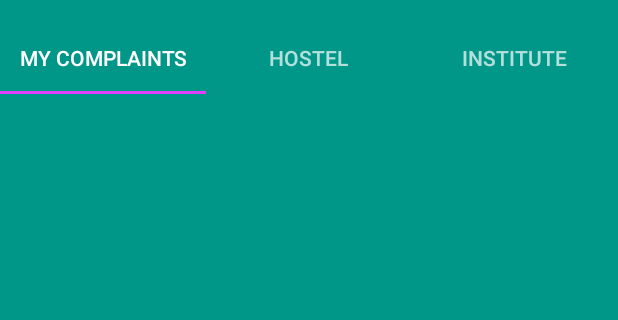
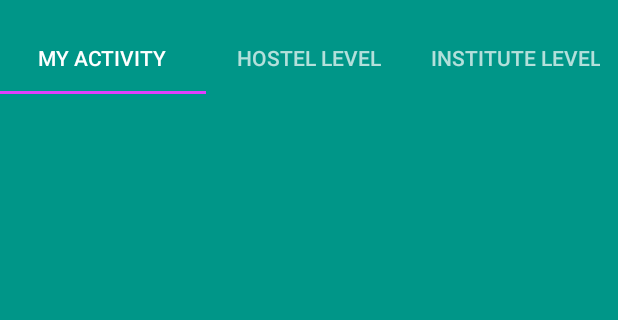
Before and after one commit to akshittyagi/Complaints-IITD, an Android app: the Activity_Home screen opened directly, with no data from a screen before it, on a phone screen of 412 x 824 dp, the part 62-382 px from its top. Run offline under Robolectric (Android 15) with nearby library versions, the phone set to English and light mode, and no system bars; our stand-ins replace Volley.

Commit message:
Home Activity

```diff
--- a/app/src/main/java/com/example/akty7/assignmenttwo/Activity_Login.java
+++ b/app/src/main/java/com/example/akty7/assignmenttwo/Activity_Login.java
@@ -42,9 +42,10 @@ public class Activity_Login extends AppCompatActivity {
                 if(loginSuccess){
                     Intent intent = new Intent(context,Activity_Home.class);
                     Bundle bundle = new Bundle();
-                    bundle.putString("userid",username);
+                    bundle.putString("userid", username);
                     intent.putExtras(bundle);
                     startActivity(intent);
+                    Activity_Login.this.finish();
                 }
                 else {
                     ((EditText) findViewById(R.id.userid)).setText("");
--- a/app/src/main/java/com/example/akty7/assignmenttwo/HomeActivity/Activity_Home.java
+++ b/app/src/main/java/com/example/akty7/assignmenttwo/HomeActivity/Activity_Home.java
@@ -16,8 +16,10 @@ import android.support.v7.app.ActionBarDrawerToggle;
 import android.support.v7.app.AppCompatActivity;
 import android.os.Bundle;
 import android.support.v7.widget.Toolbar;
+import android.util.Log;
 import android.view.Menu;
 import android.view.MenuItem;
+import android.widget.Toast;
 
 import com.example.akty7.assignmenttwo.Activity_Login;
 import com.example.akty7.assignmenttwo.JSONParser;
@@ -44,7 +46,6 @@ public class Activity_Home extends AppCompatActivity implements NavigationView.O
 
         Toolbar toolbar = (Toolbar) findViewById(R.id.toolbar_home);
         setSupportActionBar(toolbar);
-        toolbar.setTitle("KARAN");
         DrawerLayout drawer = (DrawerLayout) findViewById(R.id.drawer_layout_home);
         ActionBarDrawerToggle toggle = new ActionBarDrawerToggle(
                 this, drawer, toolbar, R.string.navigation_drawer_open, R.string.navigation_drawer_close);
@@ -56,17 +57,15 @@ public class Activity_Home extends AppCompatActivity implements NavigationView.O
 
         viewPager = (ViewPager) findViewById(R.id.viewpager_home);
         setupViewPager(viewPager);
-
         tabLayout = (TabLayout) findViewById(R.id.tabs_home);
         tabLayout.setupWithViewPager(viewPager);
-
     }
 
     private void setupViewPager(ViewPager viewPager) {
         ViewPagerAdapter adapter = new ViewPagerAdapter(getSupportFragmentManager());
-        adapter.addFragment(new BlankFragment(), "MY COMPLAINTS");
-        adapter.addFragment(new BlankFragment(), "HOSTEL");
-        adapter.addFragment(new BlankFragment(), "INSTITUTE");
+        adapter.addFragment(new BlankFragment(), "MY ACTIVITY");
+        adapter.addFragment(new BlankFragment(), "HOSTEL LEVEL");
+        adapter.addFragment(new BlankFragment(), "INSTITUTE LEVEL");
         viewPager.setAdapter(adapter);
     }
 
@@ -81,7 +80,9 @@ public class Activity_Home extends AppCompatActivity implements NavigationView.O
 
         @Override
         public Fragment getItem(int position) {
+
             return mFragmentList.get(position);
+
         }
 
         @Override
@@ -91,6 +92,7 @@ public class Activity_Home extends AppCompatActivity implements NavigationView.O
 
         public void addFragment(Fragment fragment, String title) {
             mFragmentList.add(fragment);
+
             mFragmentTitleList.add(title);
         }
 
--- a/app/src/main/java/com/example/akty7/assignmenttwo/HomeActivity/BlankFragment.java
+++ b/app/src/main/java/com/example/akty7/assignmenttwo/HomeActivity/BlankFragment.java
@@ -13,18 +13,19 @@ import com.example.akty7.assignmenttwo.R;
  * A simple {@link Fragment} subclass.
  */
 public class BlankFragment extends Fragment {
-
-
     public BlankFragment() {
         // Required empty public constructor
     }
+
+
 
 
     @Override
     public View onCreateView(LayoutInflater inflater, ViewGroup container,
                              Bundle savedInstanceState) {
         // Inflate the layout for this fragment
-        return inflater.inflate(R.layout.fragment_blank, container, false);
+        ViewGroup rootView = (ViewGroup) inflater.inflate(R.layout.fragment_blank, container, false);
+        return rootView;
     }
 
 }
--- a/app/src/main/res/layout/activity_home.xml
+++ b/app/src/main/res/layout/activity_home.xml
@@ -18,7 +18,7 @@
             android:id="@+id/toolbar_home"
             android:layout_width="match_parent"
             android:layout_height="?attr/actionBarSize"
-            android:background="?attr/colorPrimary"
+
             app:popupTheme="@style/AppTheme.PopupOverlay" />
 
 
@@ -31,13 +31,7 @@
 
     </android.support.design.widget.AppBarLayout>
 
-    <android.support.v4.view.ViewPager
-        android:id="@+id/viewpager_home"
-        android:layout_width="match_parent"
-        android:background="@color/colorPrimaryLight"
-        android:layout_height="match_parent"
-        app:layout_behavior="@string/appbar_scrolling_view_behavior" >
-    </android.support.v4.view.ViewPager>
+
 
     <android.support.design.widget.NavigationView
         android:id="@+id/nav_view_home"
@@ -48,5 +42,12 @@
         app:headerLayout="@layout/nav_header_home"
         app:menu="@menu/activity_home_drawer" />
 
+    <android.support.v4.view.ViewPager
+        android:id="@+id/viewpager_home"
+        android:layout_width="match_parent"
+
+        android:layout_height="wrap_content" >
+    </android.support.v4.view.ViewPager>
+
 
 </android.support.v4.widget.DrawerLayout>
--- a/app/src/main/res/layout/activity_login.xml
+++ b/app/src/main/res/layout/activity_login.xml
@@ -7,7 +7,6 @@
     android:paddingLeft="@dimen/activity_horizontal_margin"
     android:paddingRight="@dimen/activity_horizontal_margin"
     android:paddingTop="@dimen/activity_vertical_margin"
-    android:background="@color/colorPrimaryLight"
     tools:context=".Activity_Login">
 
     <LinearLayout
--- a/app/src/main/res/layout/activity_main.xml
+++ b/app/src/main/res/layout/activity_main.xml
@@ -16,7 +16,7 @@
             android:id="@+id/toolbar"
             android:layout_width="match_parent"
             android:layout_height="?attr/actionBarSize"
-            android:background="?attr/colorPrimary"
+
             app:popupTheme="@style/AppTheme.PopupOverlay" />
 
     </android.support.design.widget.AppBarLayout>
--- a/app/src/main/res/layout/fragment_blank.xml
+++ b/app/src/main/res/layout/fragment_blank.xml
@@ -6,6 +6,7 @@
 
     <!-- TODO: Update blank fragment layout -->
     <TextView
+        android:id="@+id/testtv"
         android:layout_width="match_parent"
         android:layout_height="match_parent"
         android:text="@string/hello_blank_fragment" />
```
